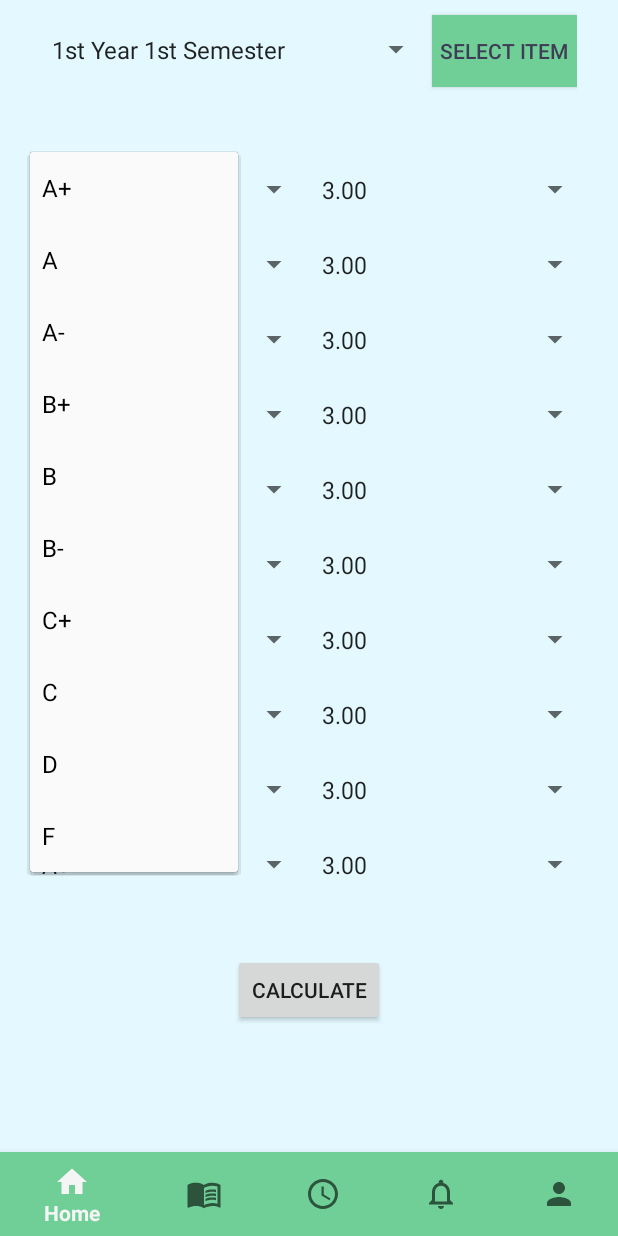
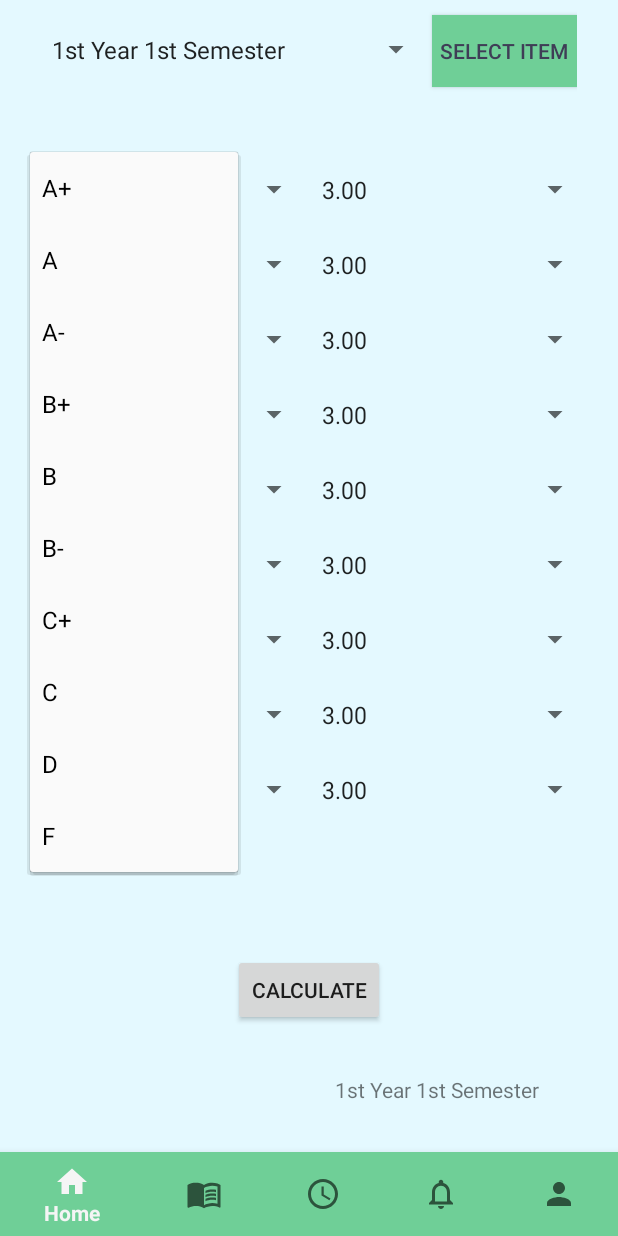
Before and after one commit to piru72/AUST_BUDDY, an Android app: the screen it shows after launch (MainActivity), after a tap on "A+", on a phone screen of 412 x 824 dp. Run offline under Robolectric (Android 15) with nearby library versions, the phone set to English and light mode, and no system bars; 3 statements that could not run were skipped; 3 other taps on this screen came first.

Commit message:
Calculator visibility worked out

```diff
--- a/app/src/main/java/com/example/homepage/CGPAFragment.kt
+++ b/app/src/main/java/com/example/homepage/CGPAFragment.kt
@@ -1,16 +1,15 @@
 package com.example.homepage
 
-import android.content.Context
 import android.os.Bundle
-import androidx.fragment.app.Fragment
+import android.util.Log
 import android.view.LayoutInflater
 import android.view.View
 import android.view.ViewGroup
 import android.widget.*
-import androidx.core.content.ContextCompat.getSystemService
+import androidx.fragment.app.Fragment
 
 
-class CGPAFragment : Fragment() {
+class CGPAFragment : ReplaceFragment() {
 
     override fun onCreateView(
         inflater: LayoutInflater, container: ViewGroup?,
@@ -20,32 +19,52 @@ class CGPAFragment : Fragment() {
 
         val v = inflater.inflate(R.layout.fragment_c_g_p_a, container, false)
 
-//        val spinner = v.findViewById<Spinner>(R.id.grade_list)
-//        val textInputBox = v.findViewById<EditText>(R.id.result_list)
-//        val btnCalculate = v.findViewById<Button>(R.id.btn_calculate)
-//        val textViewResult = v.findViewById<TextView>(R.id.result)
-//        val textViewGrade = v.findViewById<TextView>(R.id.grade)
-//
-//
-//
-//        btnCalculate.setOnClickListener{
-//            val text = spinner.selectedItem.toString()
-//            val text2 = textInputBox.text.toString()
-//            textViewResult.text = text
-//            textViewGrade.text = text2
-//            spinner.visibility = View.GONE;
-//            //spinner.visibility = View.VISIBLE;
-//
-//        }
+        val resultPan = v.findViewById<LinearLayout>(R.id.result_pan)
+        val btnSelect = v.findViewById<Button>(R.id.btn_select)
+        val semesterList = v.findViewById<Spinner>(R.id.semester_list)
+        val result = v.findViewById<TextView>(R.id.result)
+        val grade = v.findViewById<TextView>(R.id.grade)
+        val c10 = v.findViewById<LinearLayout>(R.id.c10)
+        val c9 = v.findViewById<LinearLayout>(R.id.c9)
+        val btnCalculate = v.findViewById<Button>(R.id.btn_calculate)
+
+        resultPan.visibility = View.GONE
+        btnCalculate.visibility = View.GONE
+        var currentSemester = ""
+
+        btnCalculate.setOnClickListener{
+            grade.text = currentSemester
 
 
+        }
+
+        btnSelect.setOnClickListener {
+            resultPan.isEnabled = true
+            btnCalculate.visibility = View.VISIBLE
+            currentSemester = semesterList.selectedItem.toString()
+            when (semesterList.selectedItem.toString()) {
+                "4th Year 1st Semester", "3rd Year 2nd Semester" -> {
+                    resultPan.visibility = View.VISIBLE
+                    c10.visibility = View.VISIBLE
+                    c9.visibility = View.VISIBLE
+
+                }
+                "4th Year 2nd Semester" -> {
+                    resultPan.visibility = View.VISIBLE
+                    c10.visibility = View.GONE
+                    c9.visibility = View.GONE
+                }
+                else -> {
+                    resultPan.visibility = View.VISIBLE
+                    c9.visibility = View.VISIBLE
+                    c10.visibility = View.GONE
+                }
+            }
+        }
 
 
         return v
     }
 
 
-
-
-
 }
--- a/app/src/main/res/layout/fragment_c_g_p_a.xml
+++ b/app/src/main/res/layout/fragment_c_g_p_a.xml
@@ -55,7 +55,8 @@
             app:layout_constraintBottom_toTopOf="@+id/btn_calculate"
             app:layout_constraintEnd_toEndOf="parent"
             app:layout_constraintStart_toStartOf="parent"
-            app:layout_constraintTop_toBottomOf="@+id/semester_pan">
+            app:layout_constraintTop_toBottomOf="@+id/semester_pan"
+            android:id="@+id/result_pan">
 
             <LinearLayout
                 android:id="@+id/c1"
```
